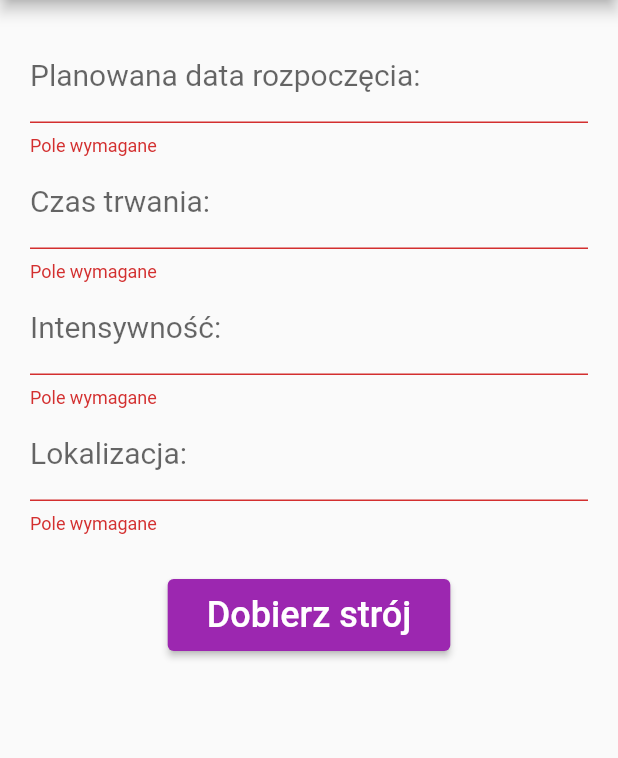
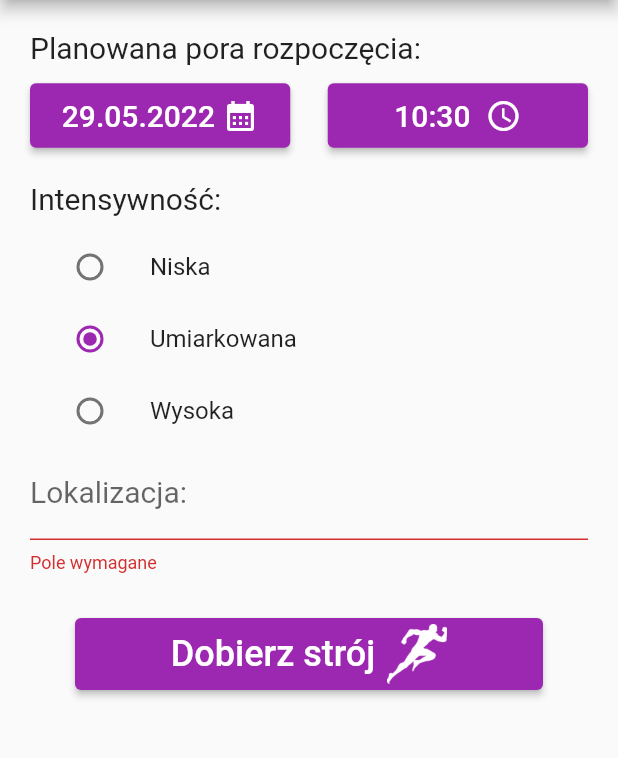
Before and after one commit to mzych1/WPAM, a Flutter app: the screen it shows after launch, after a tap on "Dobierz strój", on a phone screen of 412 x 824 dp, the part 84-842 px from its top. Run offline on Flutter 3.47's test engine with Material 2 defaults, Android fonts, the phone set to English and light mode, and no system bars; our stand-ins replace auto_size_text, google_sign_in.

Commit message:
Wybór daty, godziny i intensywnoci

```diff
--- a/what_to_wear/lib/screens/activity_creation.dart
+++ b/what_to_wear/lib/screens/activity_creation.dart
@@ -1,6 +1,11 @@
 import 'package:flutter/material.dart';
+import 'package:flutter/services.dart';
+import 'package:intl/intl.dart';
+import 'package:auto_size_text/auto_size_text.dart';
 
 import '../google_sign_in.dart';
+
+enum ActivityIntensity { low, medium, high }
 
 class ActivityCreationScreen extends StatelessWidget {
   static const screenTitle = 'Dane o aktywności';
@@ -37,62 +42,161 @@ class ActivityCreationForm extends StatefulWidget {
 
 class ActivityCreationFormState extends State<ActivityCreationForm> {
   final _formKey = GlobalKey<FormState>();
+  DateTime dateTime = DateTime.now();
+  final DateFormat dateFormatter = DateFormat('dd.MM.yyyy');
+  final DateFormat timeFormatter = DateFormat('HH:mm');
+  ActivityIntensity? _intensity = ActivityIntensity.medium;
 
   @override
   Widget build(BuildContext context) {
+    final hours = dateTime.hour.toString().padLeft(2, '0');
+    final minutes = dateTime.minute.toString().padLeft(2, '0');
+
     // Build a Form widget using the _formKey created above.
     return Form(
       key: _formKey,
       child: Column(
         crossAxisAlignment: CrossAxisAlignment.center,
         children: [
-          TextFormField(
-            // The validator receives the text that the user has entered.
-            decoration: const InputDecoration(
-              border: UnderlineInputBorder(),
-              labelText: 'Planowana data rozpoczęcia:',
-              labelStyle: TextStyle(
-                fontSize: 20,
+          Column(
+            crossAxisAlignment: CrossAxisAlignment.stretch,
+            children: [
+              const Text(
+                'Planowana pora rozpoczęcia:',
+                style: TextStyle(fontSize: 20),
+              ),
+              const SizedBox(
+                height: 10,
+              ),
+              Row(
+                mainAxisAlignment: MainAxisAlignment.center,
+                children: [
+                  Expanded(
+                    child: ElevatedButton(
+                      style: ElevatedButton.styleFrom(
+                        minimumSize: Size.zero,
+                        padding: EdgeInsets.zero,
+                      ),
+                      onPressed: () async {
+                        final date = await pickDate();
+                        if (date == null) return; // CANCEL
+
+                        final newDateTime = DateTime(date.year, date.month,
+                            date.day, dateTime.hour, dateTime.minute);
+
+                        setState(() => dateTime = newDateTime);
+                      },
+                      child: Row(
+                          mainAxisAlignment: MainAxisAlignment.center,
+                          children: [
+                            Padding(
+                              padding: const EdgeInsets.only(
+                                  top: 10.0, bottom: 10.0, right: 5.0),
+                              child: Text(
+                                dateFormatter.format(dateTime),
+                                style: const TextStyle(fontSize: 20),
                               ),
                             ),
-            validator: (value) {
-              if (value == null || value.isEmpty) {
-                return 'Pole wymagane';
-              }
-              return null;
+                            const Icon(
+                              Icons.calendar_month,
+                            ),
+                          ]),
+                    ),
+                  ),
+                  const SizedBox(
+                    width: 25,
+                  ),
+                  Expanded(
+                    child: ElevatedButton(
+                      style: ElevatedButton.styleFrom(
+                        minimumSize: Size.zero,
+                        padding: EdgeInsets.zero,
+                      ),
+                      onPressed: () async {
+                        final time = await pickTime();
+                        if (time == null) return; // CANCEL
+
+                        final newDateTime = DateTime(
+                            dateTime.year,
+                            dateTime.month,
+                            dateTime.day,
+                            time.hour,
+                            time.minute);
+
+                        setState(() => dateTime = newDateTime);
+                      },
+                      child: Row(
+                          mainAxisAlignment: MainAxisAlignment.center,
+                          children: [
+                            Padding(
+                              padding: const EdgeInsets.only(
+                                  top: 10.0, bottom: 10.0, right: 10.0),
+                              child: Text(
+                                '$hours:$minutes',
+                                style: const TextStyle(fontSize: 20),
+                              ),
+                            ),
+                            const Icon(Icons.access_time)
+                          ]),
+                    ),
+                  ),
+                ],
+              )
+            ],
+          ),
+          const SizedBox(
+            height: 20,
+          ),
+          Column(
+            crossAxisAlignment: CrossAxisAlignment.stretch,
+            children: [
+              const Text(
+                'Intensywność:',
+                style: TextStyle(fontSize: 20),
+              ),
+              const SizedBox(
+                height: 10,
+              ),
+              ListTile(
+                visualDensity: const VisualDensity(horizontal: 0, vertical: -2),
+                title: const Text('Niska'),
+                leading: Radio<ActivityIntensity>(
+                  value: ActivityIntensity.low,
+                  groupValue: _intensity,
+                  onChanged: (ActivityIntensity? value) {
+                    setState(() {
+                      _intensity = value;
+                    });
                   },
                 ),
-          TextFormField(
-            // The validator receives the text that the user has entered.
-            decoration: const InputDecoration(
-              border: UnderlineInputBorder(),
-              labelText: 'Czas trwania:',
-              labelStyle: TextStyle(
-                fontSize: 20,
+              ),
+              ListTile(
+                visualDensity: const VisualDensity(horizontal: 0, vertical: -2),
+                title: const Text('Umiarkowana'),
+                leading: Radio<ActivityIntensity>(
+                  value: ActivityIntensity.medium,
+                  groupValue: _intensity,
+                  onChanged: (ActivityIntensity? value) {
+                    setState(() {
+                      _intensity = value;
+                    });
+                  },
                 ),
               ),
-            validator: (value) {
-              if (value == null || value.isEmpty) {
-                return 'Pole wymagane';
-              }
-              return null;
+              ListTile(
+                visualDensity: const VisualDensity(horizontal: 0, vertical: -2),
+                title: const Text('Wysoka'),
+                leading: Radio<ActivityIntensity>(
+                  value: ActivityIntensity.high,
+                  groupValue: _intensity,
+                  onChanged: (ActivityIntensity? value) {
+                    setState(() {
+                      _intensity = value;
+                    });
                   },
                 ),
-          TextFormField(
-            // The validator receives the text that the user has entered.
-            decoration: const InputDecoration(
-              border: UnderlineInputBorder(),
-              labelText: 'Intensywność:',
-              labelStyle: TextStyle(
-                fontSize: 20,
               ),
-            ),
-            validator: (value) {
-              if (value == null || value.isEmpty) {
-                return 'Pole wymagane';
-              }
-              return null;
-            },
+            ],
           ),
           TextFormField(
             // The validator receives the text that the user has entered.
@@ -110,10 +214,8 @@ class ActivityCreationFormState extends State<ActivityCreationForm> {
               return null;
             },
           ),
-          Align(
-            alignment: Alignment.bottomCenter,
-            child: Padding(
-              padding: const EdgeInsets.symmetric(vertical: 30.0),
+          Padding(
+            padding: const EdgeInsets.all(30.0),
             child: ElevatedButton(
               onPressed: () {
                 // Validate returns true if the form is valid, or false otherwise.
@@ -125,13 +227,21 @@ class ActivityCreationFormState extends State<ActivityCreationForm> {
                   );
                 }
               },
-                child: const Padding(
-                  padding: EdgeInsets.all(10.0),
-                  child: Text(
-                    'Dobierz strój',
-                    style: TextStyle(fontSize: 24),
+              child: Row(
+                mainAxisAlignment: MainAxisAlignment.center,
+                children: [
+                  const Padding(
+                    padding:
+                        EdgeInsets.only(right: 8.0, top: 10.0, bottom: 10.0),
+                    child:
+                        Text('Dobierz strój', style: TextStyle(fontSize: 24)),
                   ),
+                  Image.asset(
+                    'assets/running_man.png',
+                    height: 40.0,
+                    width: 40.0,
                   ),
+                ],
               ),
             ),
           ),
@@ -139,4 +249,15 @@ class ActivityCreationFormState extends State<ActivityCreationForm> {
       ),
     );
   }
+
+  Future<DateTime?> pickDate() => showDatePicker(
+      context: context,
+      initialDate: dateTime,
+      firstDate: DateTime.now(), // wyznaczać jako bieżący dzień
+      lastDate: DateTime.now()
+          .add(const Duration(days: 5))); // wyznaczać jako 5 dni później
+
+  Future<TimeOfDay?> pickTime() => showTimePicker(
+      context: context,
+      initialTime: TimeOfDay(hour: dateTime.hour, minute: dateTime.minute));
 }
--- a/what_to_wear/pubspec.yaml
+++ b/what_to_wear/pubspec.yaml
@@ -36,6 +36,7 @@ dependencies:
   # The following adds the Cupertino Icons font to your application.
   # Use with the CupertinoIcons class for iOS style icons.
   cupertino_icons: ^1.0.2
+  auto_size_text: ^3.0.0
 
 dev_dependencies:
   flutter_test:
@@ -92,3 +93,4 @@ flutter:
 
   assets:
     - assets/google_logo.png
+    - assets/running_man.png
```
Also changed, not shown: what_to_wear/assets/running_man.png (added). Lines whose indentation alone changed are shown as unchanged.
